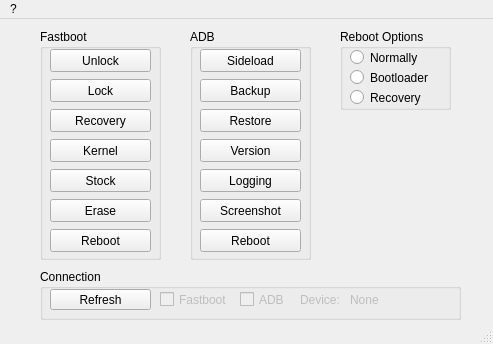
lexpaval/LxMultiTool, file AndroidMultiTool/mainwindow.ui: the form before one commit.
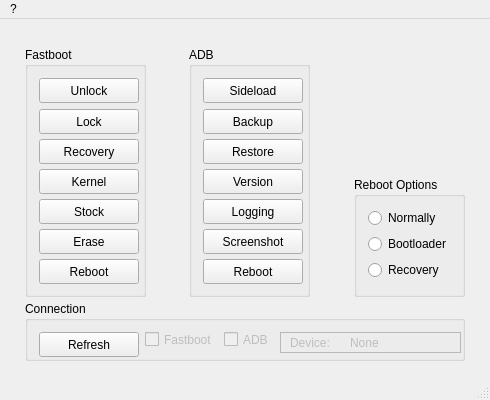
The form after the commit. Icons and pictures are not drawn.

Commit message:
[all] Use layouts
Better UI cohesion and all menus with tables can now be resized.

```diff
--- a/AndroidMultiTool/mainwindow.ui
+++ b/AndroidMultiTool/mainwindow.ui
@@ -6,20 +6,20 @@
    <rect>
     <x>0</x>
     <y>0</y>
-    <width>493</width>
-    <height>344</height>
+    <width>490</width>
+    <height>400</height>
    </rect>
   </property>
   <property name="minimumSize">
    <size>
-    <width>493</width>
-    <height>344</height>
+    <width>490</width>
+    <height>400</height>
    </size>
   </property>
   <property name="maximumSize">
    <size>
-    <width>493</width>
-    <height>344</height>
+    <width>490</width>
+    <height>400</height>
    </size>
   </property>
   <property name="windowTitle">
@@ -30,26 +30,224 @@
     <normaloff>:/Icons/android.png</normaloff>:/Icons/android.png</iconset>
   </property>
   <widget class="QWidget" name="centralWidget">
+   <layout class="QGridLayout" name="gridLayout">
+    <item row="2" column="1" colspan="5">
+     <widget class="QGroupBox" name="connectionGroup">
+      <property name="minimumSize">
+       <size>
+        <width>440</width>
+        <height>60</height>
+       </size>
+      </property>
+      <property name="maximumSize">
+       <size>
+        <width>800</width>
+        <height>60</height>
+       </size>
+      </property>
+      <property name="title">
+       <string>Connection</string>
+      </property>
+      <layout class="QHBoxLayout" name="horizontalLayout">
+       <item>
+        <widget class="QPushButton" name="refreshButton">
+         <property name="minimumSize">
+          <size>
+           <width>100</width>
+           <height>25</height>
+          </size>
+         </property>
+         <property name="maximumSize">
+          <size>
+           <width>100</width>
+           <height>25</height>
+          </size>
+         </property>
+         <property name="toolTip">
+          <string>&lt;html&gt;&lt;head/&gt;&lt;body&gt;&lt;p&gt;What does this button do?&lt;/p&gt;&lt;/body&gt;&lt;/html&gt;</string>
+         </property>
+         <property name="text">
+          <string>Refresh</string>
+         </property>
+         <property name="icon">
+          <iconset resource="icons.qrc">
+           <normaloff>:/Icons/update.png</normaloff>:/Icons/update.png</iconset>
+         </property>
+         <property name="iconSize">
+          <size>
+           <width>15</width>
+           <height>15</height>
+          </size>
+         </property>
+        </widget>
+       </item>
+       <item>
+        <widget class="QCheckBox" name="checkBox_Fastboot">
+         <property name="enabled">
+          <bool>false</bool>
+         </property>
+         <property name="mouseTracking">
+          <bool>false</bool>
+         </property>
+         <property name="text">
+          <string>Fastboot</string>
+         </property>
+         <property name="checkable">
+          <bool>true</bool>
+         </property>
+        </widget>
+       </item>
+       <item>
+        <widget class="QCheckBox" name="checkBox_ADB">
+         <property name="enabled">
+          <bool>false</bool>
+         </property>
+         <property name="font">
+          <font>
+           <weight>50</weight>
+           <bold>false</bold>
+          </font>
+         </property>
+         <property name="mouseTracking">
+          <bool>false</bool>
+         </property>
+         <property name="text">
+          <string>ADB</string>
+         </property>
+         <property name="checkable">
+          <bool>true</bool>
+         </property>
+        </widget>
+       </item>
+       <item>
+        <widget class="QFrame" name="frame">
+         <property name="minimumSize">
+          <size>
+           <width>181</width>
+           <height>21</height>
+          </size>
+         </property>
+         <property name="maximumSize">
+          <size>
+           <width>181</width>
+           <height>21</height>
+          </size>
+         </property>
+         <property name="frameShape">
+          <enum>QFrame::StyledPanel</enum>
+         </property>
+         <property name="frameShadow">
+          <enum>QFrame::Raised</enum>
+         </property>
+         <widget class="QLabel" name="label_2">
+          <property name="enabled">
+           <bool>false</bool>
+          </property>
+          <property name="geometry">
+           <rect>
+            <x>10</x>
+            <y>0</y>
+            <width>51</width>
+            <height>21</height>
+           </rect>
+          </property>
+          <property name="toolTip">
+           <string>&lt;html&gt;&lt;head/&gt;&lt;body&gt;&lt;p&gt;The name of the device connected - ADB only!&lt;/p&gt;&lt;/body&gt;&lt;/html&gt;</string>
+          </property>
+          <property name="text">
+           <string>Device:</string>
+          </property>
+         </widget>
+         <widget class="QLabel" name="label_device">
+          <property name="enabled">
+           <bool>false</bool>
+          </property>
+          <property name="geometry">
+           <rect>
+            <x>70</x>
+            <y>0</y>
+            <width>101</width>
+            <height>21</height>
+           </rect>
+          </property>
+          <property name="text">
+           <string>None</string>
+          </property>
+         </widget>
+        </widget>
+       </item>
+      </layout>
+     </widget>
+    </item>
+    <item row="0" column="1" rowspan="2">
    <widget class="QGroupBox" name="fasbootGroup">
-    <property name="geometry">
-     <rect>
-      <x>40</x>
-      <y>10</y>
+      <property name="minimumSize">
+       <size>
+        <width>121</width>
+        <height>250</height>
+       </size>
+      </property>
+      <property name="maximumSize">
+       <size>
       <width>121</width>
       <height>231</height>
-     </rect>
+       </size>
     </property>
     <property name="title">
      <string>Fastboot</string>
     </property>
+      <layout class="QVBoxLayout" name="verticalLayout">
+       <item>
+        <widget class="QPushButton" name="UnlockButton">
+         <property name="minimumSize">
+          <size>
+           <width>100</width>
+           <height>25</height>
+          </size>
+         </property>
+         <property name="maximumSize">
+          <size>
+           <width>100</width>
+           <height>25</height>
+          </size>
+         </property>
+         <property name="toolTip">
+          <string>&lt;html&gt;&lt;head/&gt;&lt;body&gt;&lt;p&gt;Unlock the bootloader. Unlocking the bootloader will result in a factory reset!&lt;/p&gt;&lt;/body&gt;&lt;/html&gt;</string>
+         </property>
+         <property name="whatsThis">
+          <string>&lt;html&gt;&lt;head/&gt;&lt;body&gt;&lt;p&gt;A button.&lt;/p&gt;&lt;/body&gt;&lt;/html&gt;</string>
+         </property>
+         <property name="text">
+          <string>Unlock</string>
+         </property>
+         <property name="icon">
+          <iconset resource="icons.qrc">
+           <normaloff>:/Icons/unlock.png</normaloff>:/Icons/unlock.png</iconset>
+         </property>
+         <property name="iconSize">
+          <size>
+           <width>15</width>
+           <height>15</height>
+          </size>
+         </property>
+         <property name="checkable">
+          <bool>false</bool>
+         </property>
+        </widget>
+       </item>
+       <item>
     <widget class="QPushButton" name="RelockButton">
-     <property name="geometry">
-      <rect>
-       <x>10</x>
-       <y>50</y>
-       <width>101</width>
-       <height>23</height>
-      </rect>
+         <property name="minimumSize">
+          <size>
+           <width>100</width>
+           <height>25</height>
+          </size>
+         </property>
+         <property name="maximumSize">
+          <size>
+           <width>100</width>
+           <height>25</height>
+          </size>
      </property>
      <property name="toolTip">
       <string>&lt;html&gt;&lt;head/&gt;&lt;body&gt;&lt;p&gt;Relock your bootloader. Why would you do this?&lt;/p&gt;&lt;/body&gt;&lt;/html&gt;</string>
@@ -68,14 +266,20 @@
       </size>
      </property>
     </widget>
+       </item>
+       <item>
     <widget class="QPushButton" name="RecoveryButton">
-     <property name="geometry">
-      <rect>
-       <x>10</x>
-       <y>80</y>
-       <width>101</width>
-       <height>23</height>
-      </rect>
+         <property name="minimumSize">
+          <size>
+           <width>100</width>
+           <height>25</height>
+          </size>
+         </property>
+         <property name="maximumSize">
+          <size>
+           <width>100</width>
+           <height>25</height>
+          </size>
      </property>
      <property name="toolTip">
       <string>&lt;html&gt;&lt;head/&gt;&lt;body&gt;&lt;p&gt;Open the recovery flashing menu.&lt;/p&gt;&lt;/body&gt;&lt;/html&gt;</string>
@@ -94,40 +298,20 @@
       </size>
      </property>
     </widget>
-    <widget class="QPushButton" name="rebootFastbootButton">
-     <property name="geometry">
-      <rect>
-       <x>10</x>
-       <y>200</y>
-       <width>101</width>
-       <height>23</height>
-      </rect>
-     </property>
-     <property name="toolTip">
-      <string>&lt;html&gt;&lt;head/&gt;&lt;body&gt;&lt;p&gt;Reboot to your selected option from Fastboot.&lt;/p&gt;&lt;/body&gt;&lt;/html&gt;</string>
-     </property>
-     <property name="text">
-      <string>Reboot</string>
-     </property>
-     <property name="icon">
-      <iconset resource="icons.qrc">
-       <normaloff>:/Icons/reboot.png</normaloff>:/Icons/reboot.png</iconset>
-     </property>
-     <property name="iconSize">
-      <size>
-       <width>15</width>
-       <height>15</height>
-      </size>
-     </property>
-    </widget>
+       </item>
+       <item>
     <widget class="QPushButton" name="kernelButton">
-     <property name="geometry">
-      <rect>
-       <x>10</x>
-       <y>110</y>
-       <width>101</width>
-       <height>23</height>
-      </rect>
+         <property name="minimumSize">
+          <size>
+           <width>100</width>
+           <height>25</height>
+          </size>
+         </property>
+         <property name="maximumSize">
+          <size>
+           <width>100</width>
+           <height>25</height>
+          </size>
      </property>
      <property name="toolTip">
       <string>&lt;html&gt;&lt;head/&gt;&lt;body&gt;&lt;p&gt;Open the kernel flashing menu.&lt;/p&gt;&lt;/body&gt;&lt;/html&gt;</string>
@@ -146,46 +330,20 @@
       </size>
      </property>
     </widget>
-    <widget class="QPushButton" name="UnlockButton">
-     <property name="geometry">
-      <rect>
-       <x>10</x>
-       <y>20</y>
-       <width>101</width>
-       <height>23</height>
-      </rect>
-     </property>
-     <property name="toolTip">
-      <string>&lt;html&gt;&lt;head/&gt;&lt;body&gt;&lt;p&gt;Unlock the bootloader. Unlocking the bootloader will result in a factory reset!&lt;/p&gt;&lt;/body&gt;&lt;/html&gt;</string>
-     </property>
-     <property name="whatsThis">
-      <string>&lt;html&gt;&lt;head/&gt;&lt;body&gt;&lt;p&gt;A button.&lt;/p&gt;&lt;/body&gt;&lt;/html&gt;</string>
-     </property>
-     <property name="text">
-      <string>Unlock</string>
-     </property>
-     <property name="icon">
-      <iconset resource="icons.qrc">
-       <normaloff>:/Icons/unlock.png</normaloff>:/Icons/unlock.png</iconset>
-     </property>
-     <property name="iconSize">
-      <size>
-       <width>15</width>
-       <height>15</height>
-      </size>
-     </property>
-     <property name="checkable">
-      <bool>false</bool>
-     </property>
-    </widget>
+       </item>
+       <item>
     <widget class="QPushButton" name="StockButton">
-     <property name="geometry">
-      <rect>
-       <x>10</x>
-       <y>140</y>
-       <width>101</width>
-       <height>23</height>
-      </rect>
+         <property name="minimumSize">
+          <size>
+           <width>100</width>
+           <height>25</height>
+          </size>
+         </property>
+         <property name="maximumSize">
+          <size>
+           <width>100</width>
+           <height>25</height>
+          </size>
      </property>
      <property name="toolTip">
       <string>&lt;html&gt;&lt;head/&gt;&lt;body&gt;&lt;p&gt;Open the menu to select the stock image. You can return you phone to the factory image.&lt;/p&gt;&lt;/body&gt;&lt;/html&gt;</string>
@@ -204,14 +362,20 @@
       </size>
      </property>
     </widget>
+       </item>
+       <item>
     <widget class="QPushButton" name="eraseButton">
-     <property name="geometry">
-      <rect>
-       <x>10</x>
-       <y>170</y>
-       <width>101</width>
-       <height>23</height>
-      </rect>
+         <property name="minimumSize">
+          <size>
+           <width>100</width>
+           <height>25</height>
+          </size>
+         </property>
+         <property name="maximumSize">
+          <size>
+           <width>100</width>
+           <height>25</height>
+          </size>
      </property>
      <property name="toolTip">
       <string>&lt;html&gt;&lt;head/&gt;&lt;body&gt;&lt;p&gt;Open the fastboot erase menu.&lt;/p&gt;&lt;/body&gt;&lt;/html&gt;</string>
@@ -230,27 +394,73 @@
       </size>
      </property>
     </widget>
-   </widget>
+       </item>
+       <item>
+        <widget class="QPushButton" name="rebootFastbootButton">
+         <property name="minimumSize">
+          <size>
+           <width>100</width>
+           <height>25</height>
+          </size>
+         </property>
+         <property name="maximumSize">
+          <size>
+           <width>100</width>
+           <height>25</height>
+          </size>
+         </property>
+         <property name="toolTip">
+          <string>&lt;html&gt;&lt;head/&gt;&lt;body&gt;&lt;p&gt;Reboot to your selected option from Fastboot.&lt;/p&gt;&lt;/body&gt;&lt;/html&gt;</string>
+         </property>
+         <property name="text">
+          <string>Reboot</string>
+         </property>
+         <property name="icon">
+          <iconset resource="icons.qrc">
+           <normaloff>:/Icons/reboot.png</normaloff>:/Icons/reboot.png</iconset>
+         </property>
+         <property name="iconSize">
+          <size>
+           <width>15</width>
+           <height>15</height>
+          </size>
+         </property>
+        </widget>
+       </item>
+      </layout>
+     </widget>
+    </item>
+    <item row="0" column="3" rowspan="2">
    <widget class="QGroupBox" name="adbGroup">
-    <property name="geometry">
-     <rect>
-      <x>190</x>
-      <y>10</y>
+      <property name="minimumSize">
+       <size>
+        <width>121</width>
+        <height>250</height>
+       </size>
+      </property>
+      <property name="maximumSize">
+       <size>
       <width>121</width>
       <height>231</height>
-     </rect>
+       </size>
     </property>
     <property name="title">
      <string>ADB</string>
     </property>
+      <layout class="QVBoxLayout" name="verticalLayout_2">
+       <item>
     <widget class="QPushButton" name="SideloadButton">
-     <property name="geometry">
-      <rect>
-       <x>10</x>
-       <y>20</y>
-       <width>101</width>
-       <height>23</height>
-      </rect>
+         <property name="minimumSize">
+          <size>
+           <width>100</width>
+           <height>25</height>
+          </size>
+         </property>
+         <property name="maximumSize">
+          <size>
+           <width>100</width>
+           <height>25</height>
+          </size>
      </property>
      <property name="toolTip">
       <string>&lt;html&gt;&lt;head/&gt;&lt;body&gt;&lt;p&gt;Open the sideload menu. You need to be in recovery in sideload mode!&lt;/p&gt;&lt;/body&gt;&lt;/html&gt;</string>
@@ -269,14 +479,20 @@
       </size>
      </property>
     </widget>
+       </item>
+       <item>
     <widget class="QPushButton" name="BackupButton">
-     <property name="geometry">
-      <rect>
-       <x>10</x>
-       <y>50</y>
-       <width>101</width>
-       <height>23</height>
-      </rect>
+         <property name="minimumSize">
+          <size>
+           <width>100</width>
+           <height>25</height>
+          </size>
+         </property>
+         <property name="maximumSize">
+          <size>
+           <width>100</width>
+           <height>25</height>
+          </size>
      </property>
      <property name="toolTip">
       <string>&lt;html&gt;&lt;head/&gt;&lt;body&gt;&lt;p&gt;Wanna backup?&lt;/p&gt;&lt;/body&gt;&lt;/html&gt;</string>
@@ -295,14 +511,20 @@
       </size>
      </property>
     </widget>
+       </item>
+       <item>
     <widget class="QPushButton" name="RestoreButton">
-     <property name="geometry">
-      <rect>
-       <x>10</x>
-       <y>80</y>
-       <width>101</width>
-       <height>23</height>
-      </rect>
+         <property name="minimumSize">
+          <size>
+           <width>100</width>
+           <height>25</height>
+          </size>
+         </property>
+         <property name="maximumSize">
+          <size>
+           <width>100</width>
+           <height>25</height>
+          </size>
      </property>
      <property name="toolTip">
       <string>&lt;html&gt;&lt;head/&gt;&lt;body&gt;&lt;p&gt;Want your stuff back?&lt;/p&gt;&lt;/body&gt;&lt;/html&gt;</string>
@@ -321,40 +543,20 @@
       </size>
      </property>
     </widget>
-    <widget class="QPushButton" name="rebootAdbButton">
-     <property name="geometry">
-      <rect>
-       <x>10</x>
-       <y>200</y>
-       <width>101</width>
-       <height>23</height>
-      </rect>
-     </property>
-     <property name="toolTip">
-      <string>&lt;html&gt;&lt;head/&gt;&lt;body&gt;&lt;p&gt;Reboot to your selected option from ADB.&lt;/p&gt;&lt;/body&gt;&lt;/html&gt;</string>
-     </property>
-     <property name="text">
-      <string>Reboot</string>
-     </property>
-     <property name="icon">
-      <iconset resource="icons.qrc">
-       <normaloff>:/Icons/reboot.png</normaloff>:/Icons/reboot.png</iconset>
-     </property>
-     <property name="iconSize">
-      <size>
-       <width>15</width>
-       <height>15</height>
-      </size>
-     </property>
-    </widget>
+       </item>
+       <item>
     <widget class="QPushButton" name="versionButton">
-     <property name="geometry">
-      <rect>
-       <x>10</x>
-       <y>110</y>
-       <width>101</width>
-       <height>23</height>
-      </rect>
+         <property name="minimumSize">
+          <size>
+           <width>100</width>
+           <height>25</height>
+          </size>
+         </property>
+         <property name="maximumSize">
+          <size>
+           <width>100</width>
+           <height>25</height>
+          </size>
      </property>
      <property name="toolTip">
       <string>&lt;html&gt;&lt;head/&gt;&lt;body&gt;&lt;p&gt;Check the ADB tools version.&lt;/p&gt;&lt;/body&gt;&lt;/html&gt;</string>
@@ -373,14 +575,20 @@
       </size>
      </property>
     </widget>
+       </item>
+       <item>
     <widget class="QPushButton" name="loggingButton">
-     <property name="geometry">
-      <rect>
-       <x>10</x>
-       <y>140</y>
-       <width>101</width>
-       <height>23</height>
-      </rect>
+         <property name="minimumSize">
+          <size>
+           <width>100</width>
+           <height>25</height>
+          </size>
+         </property>
+         <property name="maximumSize">
+          <size>
+           <width>100</width>
+           <height>25</height>
+          </size>
      </property>
      <property name="toolTip">
       <string>&lt;html&gt;&lt;head/&gt;&lt;body&gt;&lt;p&gt;Open the logging menu for ADB Logcat and kernel DMESG.&lt;/p&gt;&lt;/body&gt;&lt;/html&gt;</string>
@@ -399,14 +607,20 @@
       </size>
      </property>
     </widget>
+       </item>
+       <item>
     <widget class="QPushButton" name="screenshotButton">
-     <property name="geometry">
-      <rect>
-       <x>10</x>
-       <y>170</y>
-       <width>101</width>
-       <height>23</height>
-      </rect>
+         <property name="minimumSize">
+          <size>
+           <width>100</width>
+           <height>25</height>
+          </size>
+         </property>
+         <property name="maximumSize">
+          <size>
+           <width>100</width>
+           <height>25</height>
+          </size>
      </property>
      <property name="toolTip">
       <string>&lt;html&gt;&lt;head/&gt;&lt;body&gt;&lt;p&gt;Take a screenshot from your phone directly on your PC.&lt;/p&gt;&lt;/body&gt;&lt;/html&gt;</string>
@@ -425,61 +639,26 @@
       </size>
      </property>
     </widget>
-   </widget>
-   <widget class="QGroupBox" name="connectionGroup">
-    <property name="geometry">
-     <rect>
-      <x>40</x>
-      <y>250</y>
-      <width>421</width>
-      <height>51</height>
-     </rect>
-    </property>
-    <property name="title">
-     <string>Connection</string>
-    </property>
-    <widget class="QCheckBox" name="checkBox_ADB">
-     <property name="enabled">
-      <bool>false</bool>
-     </property>
-     <property name="geometry">
-      <rect>
-       <x>200</x>
-       <y>20</y>
-       <width>61</width>
-       <height>21</height>
-      </rect>
-     </property>
-     <property name="font">
-      <font>
-       <weight>50</weight>
-       <bold>false</bold>
-      </font>
-     </property>
-     <property name="mouseTracking">
-      <bool>false</bool>
-     </property>
-     <property name="text">
-      <string>ADB</string>
-     </property>
-     <property name="checkable">
-      <bool>true</bool>
-     </property>
-    </widget>
-    <widget class="QPushButton" name="refreshButton">
-     <property name="geometry">
-      <rect>
-       <x>10</x>
-       <y>20</y>
-       <width>101</width>
-       <height>21</height>
-      </rect>
+       </item>
+       <item>
+        <widget class="QPushButton" name="rebootAdbButton">
+         <property name="minimumSize">
+          <size>
+           <width>100</width>
+           <height>25</height>
+          </size>
+         </property>
+         <property name="maximumSize">
+          <size>
+           <width>100</width>
+           <height>25</height>
+          </size>
      </property>
      <property name="toolTip">
       <string>&lt;html&gt;&lt;head/&gt;&lt;body&gt;&lt;p&gt;What does this button do?&lt;/p&gt;&lt;/body&gt;&lt;/html&gt;</string>
      </property>
      <property name="text">
-      <string>Refresh</string>
+          <string>Reboot</string>
      </property>
      <property name="icon">
       <iconset resource="icons.qrc">
@@ -492,110 +671,30 @@
       </size>
      </property>
     </widget>
-    <widget class="QCheckBox" name="checkBox_Fastboot">
-     <property name="enabled">
-      <bool>false</bool>
-     </property>
-     <property name="geometry">
-      <rect>
-       <x>120</x>
-       <y>20</y>
-       <width>91</width>
-       <height>21</height>
-      </rect>
-     </property>
-     <property name="mouseTracking">
-      <bool>false</bool>
-     </property>
-     <property name="text">
-      <string>Fastboot</string>
-     </property>
-     <property name="checkable">
-      <bool>true</bool>
-     </property>
-    </widget>
-    <widget class="QLabel" name="label_2">
-     <property name="enabled">
-      <bool>false</bool>
-     </property>
-     <property name="geometry">
-      <rect>
-       <x>260</x>
-       <y>20</y>
-       <width>51</width>
-       <height>21</height>
-      </rect>
-     </property>
-     <property name="toolTip">
-      <string>&lt;html&gt;&lt;head/&gt;&lt;body&gt;&lt;p&gt;The name of the device connected - ADB only!&lt;/p&gt;&lt;/body&gt;&lt;/html&gt;</string>
-     </property>
-     <property name="text">
-      <string>Device:</string>
-     </property>
-    </widget>
-    <widget class="QLabel" name="label_device">
-     <property name="enabled">
-      <bool>false</bool>
-     </property>
-     <property name="geometry">
-      <rect>
-       <x>310</x>
-       <y>20</y>
-       <width>101</width>
-       <height>21</height>
-      </rect>
-     </property>
-     <property name="text">
-      <string>None</string>
-     </property>
-    </widget>
-   </widget>
-   <widget class="QLabel" name="label">
-    <property name="geometry">
-     <rect>
-      <x>340</x>
-      <y>120</y>
-      <width>111</width>
-      <height>111</height>
-     </rect>
-    </property>
-    <property name="toolTip">
-     <string>&lt;html&gt;&lt;head/&gt;&lt;body&gt;&lt;p&gt;Non-racist android logo.&lt;/p&gt;&lt;/body&gt;&lt;/html&gt;</string>
-    </property>
-    <property name="text">
-     <string/>
-    </property>
-    <property name="pixmap">
-     <pixmap resource="icons.qrc">:/Icons/android.png</pixmap>
-    </property>
-    <property name="scaledContents">
-     <bool>true</bool>
-    </property>
-    <property name="alignment">
-     <set>Qt::AlignCenter</set>
-    </property>
-   </widget>
+       </item>
+      </layout>
+     </widget>
+    </item>
+    <item row="1" column="5">
    <widget class="QGroupBox" name="rebootGroup">
-    <property name="geometry">
-     <rect>
-      <x>340</x>
-      <y>10</y>
+      <property name="minimumSize">
+       <size>
       <width>111</width>
-      <height>81</height>
-     </rect>
+        <height>120</height>
+       </size>
+      </property>
+      <property name="maximumSize">
+       <size>
+        <width>111</width>
+        <height>100</height>
+       </size>
     </property>
     <property name="title">
      <string>Reboot Options</string>
     </property>
+      <layout class="QVBoxLayout" name="verticalLayout_3">
+       <item>
     <widget class="QRadioButton" name="normalRebootButton">
-     <property name="geometry">
-      <rect>
-       <x>10</x>
-       <y>20</y>
-       <width>81</width>
-       <height>17</height>
-      </rect>
-     </property>
      <property name="toolTip">
       <string>&lt;html&gt;&lt;head/&gt;&lt;body&gt;&lt;p&gt;Reboot to normal system.&lt;/p&gt;&lt;/body&gt;&lt;/html&gt;</string>
      </property>
@@ -603,15 +702,9 @@
       <string>Normally</string>
      </property>
     </widget>
+       </item>
+       <item>
     <widget class="QRadioButton" name="bootloaderRebootButton">
-     <property name="geometry">
-      <rect>
-       <x>10</x>
-       <y>40</y>
-       <width>91</width>
-       <height>17</height>
-      </rect>
-     </property>
      <property name="toolTip">
       <string>&lt;html&gt;&lt;head/&gt;&lt;body&gt;&lt;p&gt;Reboot to bootloader.&lt;/p&gt;&lt;/body&gt;&lt;/html&gt;</string>
      </property>
@@ -619,15 +712,9 @@
       <string>Bootloader</string>
      </property>
     </widget>
+       </item>
+       <item>
     <widget class="QRadioButton" name="recoveryRebootButton">
-     <property name="geometry">
-      <rect>
-       <x>10</x>
-       <y>60</y>
-       <width>91</width>
-       <height>17</height>
-      </rect>
-     </property>
      <property name="toolTip">
       <string>&lt;html&gt;&lt;head/&gt;&lt;body&gt;&lt;p&gt;Reboot to recovery.&lt;/p&gt;&lt;/body&gt;&lt;/html&gt;</string>
      </property>
@@ -635,15 +722,102 @@
       <string>Recovery</string>
      </property>
     </widget>
-   </widget>
+       </item>
+      </layout>
+     </widget>
+    </item>
+    <item row="0" column="0">
+     <spacer name="horizontalSpacer_3">
+      <property name="orientation">
+       <enum>Qt::Horizontal</enum>
+      </property>
+      <property name="sizeHint" stdset="0">
+       <size>
+        <width>40</width>
+        <height>20</height>
+       </size>
+      </property>
+     </spacer>
+    </item>
+    <item row="1" column="2">
+     <spacer name="horizontalSpacer">
+      <property name="orientation">
+       <enum>Qt::Horizontal</enum>
+      </property>
+      <property name="sizeHint" stdset="0">
+       <size>
+        <width>40</width>
+        <height>20</height>
+       </size>
+      </property>
+     </spacer>
+    </item>
+    <item row="0" column="5">
+     <widget class="QLabel" name="label">
+      <property name="minimumSize">
+       <size>
+        <width>111</width>
+        <height>111</height>
+       </size>
+      </property>
+      <property name="maximumSize">
+       <size>
+        <width>111</width>
+        <height>111</height>
+       </size>
+      </property>
+      <property name="toolTip">
+       <string>&lt;html&gt;&lt;head/&gt;&lt;body&gt;&lt;p&gt;Non-racist android logo.&lt;/p&gt;&lt;/body&gt;&lt;/html&gt;</string>
+      </property>
+      <property name="text">
+       <string/>
+      </property>
+      <property name="pixmap">
+       <pixmap resource="icons.qrc">:/Icons/android.png</pixmap>
+      </property>
+      <property name="scaledContents">
+       <bool>true</bool>
+      </property>
+      <property name="alignment">
+       <set>Qt::AlignCenter</set>
+      </property>
+     </widget>
+    </item>
+    <item row="1" column="4">
+     <spacer name="horizontalSpacer_2">
+      <property name="orientation">
+       <enum>Qt::Horizontal</enum>
+      </property>
+      <property name="sizeHint" stdset="0">
+       <size>
+        <width>40</width>
+        <height>20</height>
+       </size>
+      </property>
+     </spacer>
+    </item>
+    <item row="0" column="6">
+     <spacer name="horizontalSpacer_4">
+      <property name="orientation">
+       <enum>Qt::Horizontal</enum>
+      </property>
+      <property name="sizeHint" stdset="0">
+       <size>
+        <width>40</width>
+        <height>20</height>
+       </size>
+      </property>
+     </spacer>
+    </item>
+   </layout>
   </widget>
   <widget class="QMenuBar" name="menuBar">
    <property name="geometry">
     <rect>
      <x>0</x>
      <y>0</y>
-     <width>493</width>
-     <height>27</height>
+     <width>490</width>
+     <height>21</height>
     </rect>
    </property>
    <widget class="QMenu" name="menu">
```
Left out of the diff: 4 changed lines with no effect on the pictures. Lines whose indentation alone changed are shown as unchanged. The commit also changes 8 other files.
